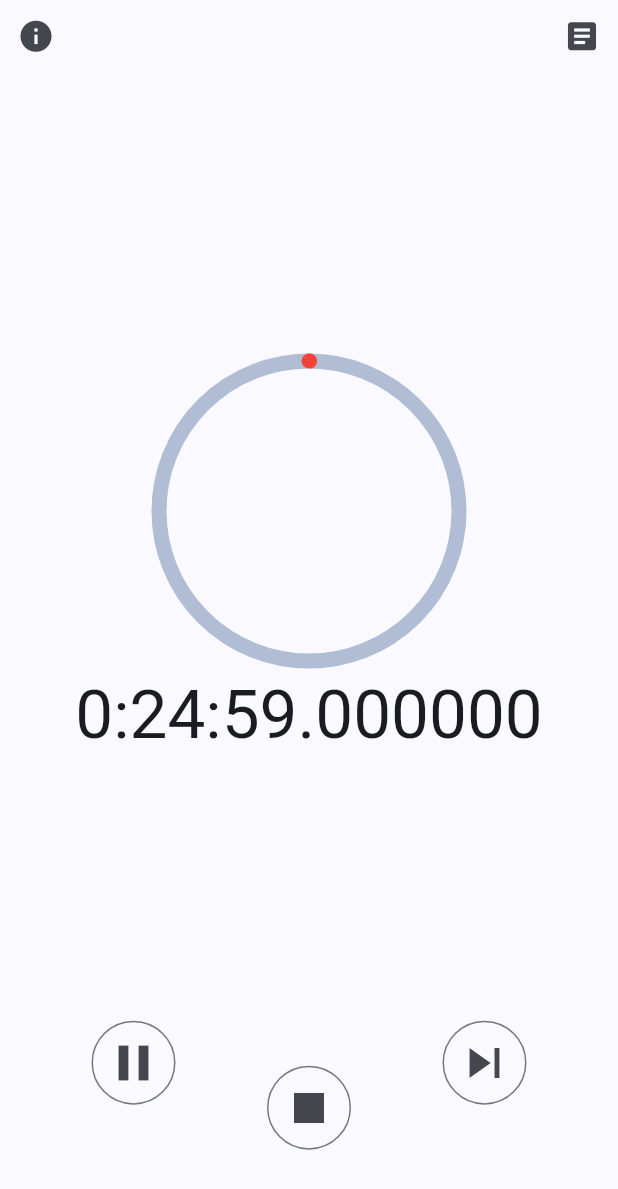
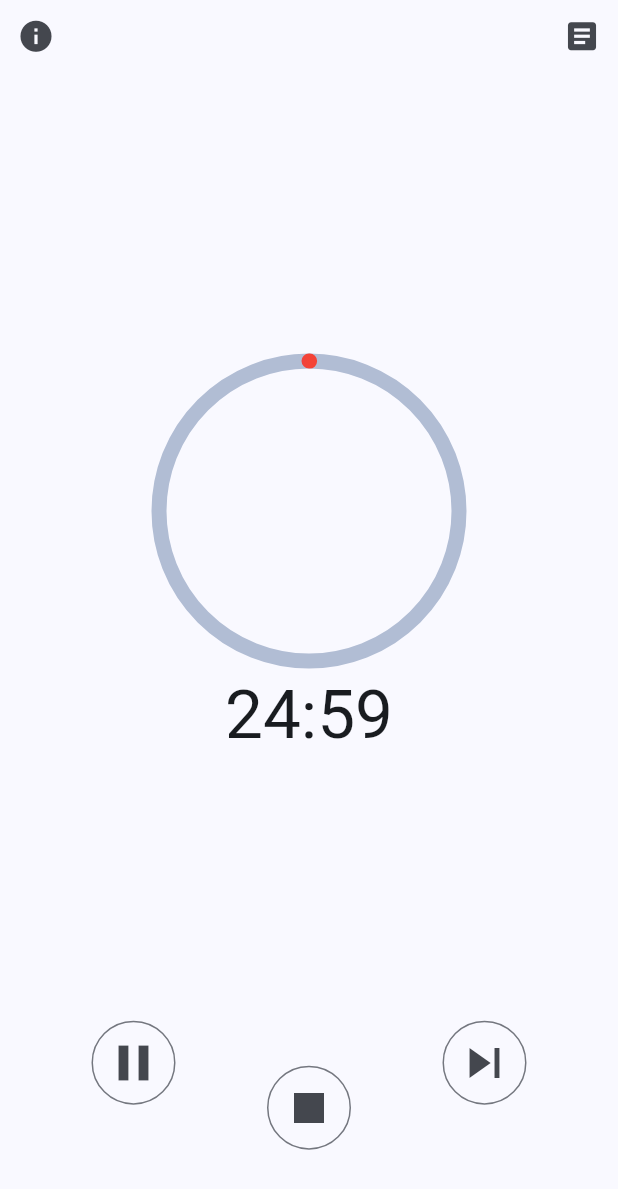
Before and after one commit to AlanTyping/pomodoro_flutter, a Flutter app: the screen it shows after launch, after a tap on "Iniciar", on a phone screen of 412 x 824 dp. Shown: the top 1189 px of the screen. Run offline on Flutter 3.47's test engine with Material 3 defaults, Android fonts, the phone set to English and light mode, and no system bars; our stand-ins replace flutter_bloc, freezed_annotation, get_it, google_fonts, sqflite; accounts and stored records are empty; Roboto replaces fonts that are missing (Alike).

Commit message:
style: :lipstick: Update the Text on FillingBoxAnimation

```diff
--- a/lib/feature/pomodoro/presentation/widgets/action_buttons.dart
+++ b/lib/feature/pomodoro/presentation/widgets/action_buttons.dart
@@ -56,7 +56,7 @@ class _ActionButtons extends StatelessWidget {
                 offset: upperOffset,
                 child: IconButton.outlined(
                   onPressed: () => bloc.add(const PomodoroEvent.resume()),
-                  iconSize: iconSize * 1.2,
+                  iconSize: iconSize,
                   icon: const Icon(Icons.play_arrow),
                 ),
               ),
@@ -92,5 +92,5 @@ class _ActionButtons extends StatelessWidget {
   }
 
   ButtonStyle textButtonStyle(BuildContext context) =>
-      TextButton.styleFrom(textStyle: Theme.of(context).textTheme.labelLarge);
+      TextButton.styleFrom(textStyle: Theme.of(context).textTheme.titleMedium);
 }
--- a/lib/feature/pomodoro/presentation/widgets/filling_box_animation.dart
+++ b/lib/feature/pomodoro/presentation/widgets/filling_box_animation.dart
@@ -10,7 +10,6 @@ class _FillingBoxAnimation extends StatelessWidget {
       builder: (context, timer) {
         final totalSeconds = const Duration(minutes: 25).inSeconds;
         final currentSeconds = totalSeconds - timer.inSeconds;
-        debugPrint("$currentSeconds / $totalSeconds");
 
         return Column(
           spacing: 10,
@@ -28,7 +27,7 @@ class _FillingBoxAnimation extends StatelessWidget {
             ),
 
             Text(
-              timer.toString(),
+              '${timer.inSeconds ~/ 60}:${timer.inSeconds.remainder(60)}',
               style: Theme.of(context).textTheme.displayMedium,
             ),
           ],
```
